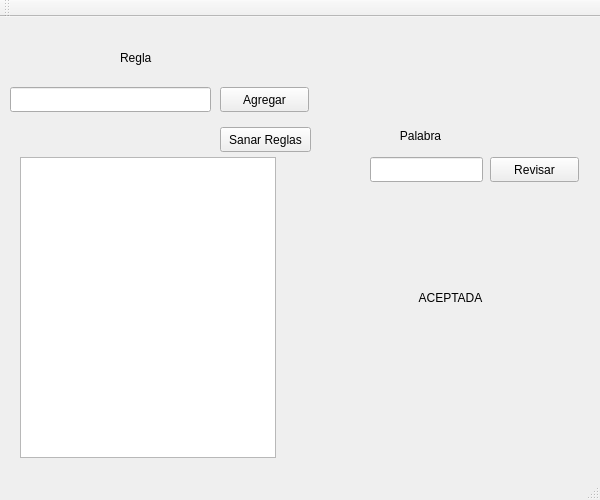
First picture: the form in mainwindow.ui, repository ricardoalzamora/Parser, before the edit.
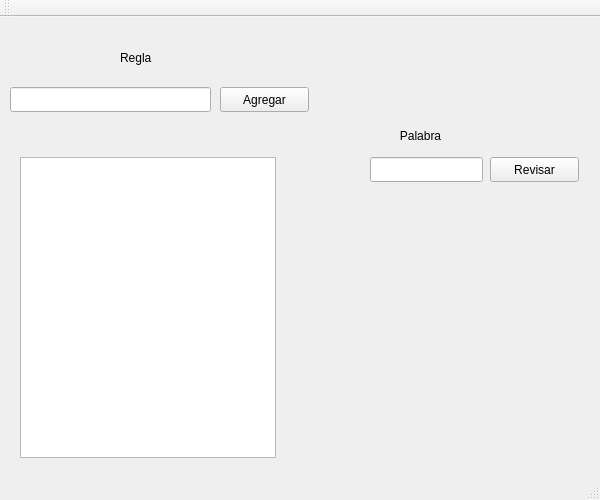
Second picture: the form after the edit.

Patch:
```diff
--- a/mainwindow.ui
+++ b/mainwindow.ui
@@ -54,12 +54,12 @@
      <rect>
       <x>400</x>
       <y>270</y>
-      <width>101</width>
+      <width>111</width>
       <height>21</height>
      </rect>
     </property>
     <property name="text">
-     <string>ACEPTADA</string>
+     <string/>
     </property>
     <property name="alignment">
      <set>Qt::AlignCenter</set>
@@ -127,19 +127,6 @@
      </rect>
     </property>
    </widget>
-   <widget class="QPushButton" name="pushButton_3">
-    <property name="geometry">
-     <rect>
-      <x>220</x>
-      <y>110</y>
-      <width>91</width>
-      <height>25</height>
-     </rect>
-    </property>
-    <property name="text">
-     <string>Sanar Reglas</string>
-    </property>
-   </widget>
   </widget>
   <widget class="QMenuBar" name="menuBar">
    <property name="geometry">
```
Left out of the diff: 6 changed lines with no effect on the pictures.
